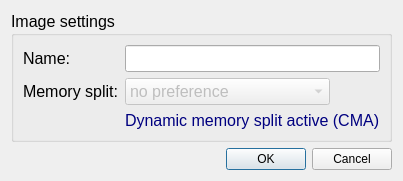
Qt form BerrybootGUI2.0/editdialog.ui (maxnet/berryboot) before a commit.
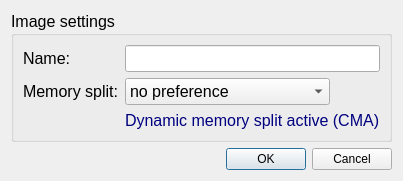
The same form after that commit.

What changed in the file:
```diff
--- a/BerrybootGUI2.0/editdialog.ui
+++ b/BerrybootGUI2.0/editdialog.ui
@@ -7,7 +7,7 @@
     <x>0</x>
     <y>0</y>
     <width>400</width>
-    <height>155</height>
+    <height>164</height>
    </rect>
   </property>
   <property name="windowTitle">
@@ -48,7 +48,7 @@
       <item row="1" column="1">
        <widget class="QComboBox" name="memsplitCombo">
         <property name="enabled">
-         <bool>false</bool>
+         <bool>true</bool>
         </property>
         <item>
          <property name="text">
```
Left out of the diff: 2 changed lines with no effect on the pictures.
